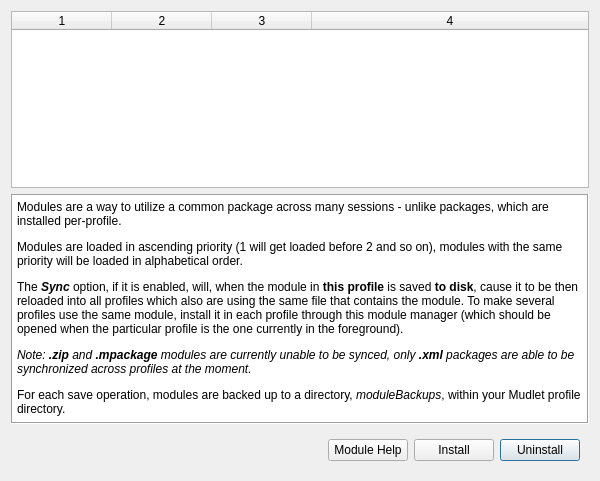
Above: src/ui/module_manager.ui from Mudlet/Mudlet before the change. Below: the same form after it.
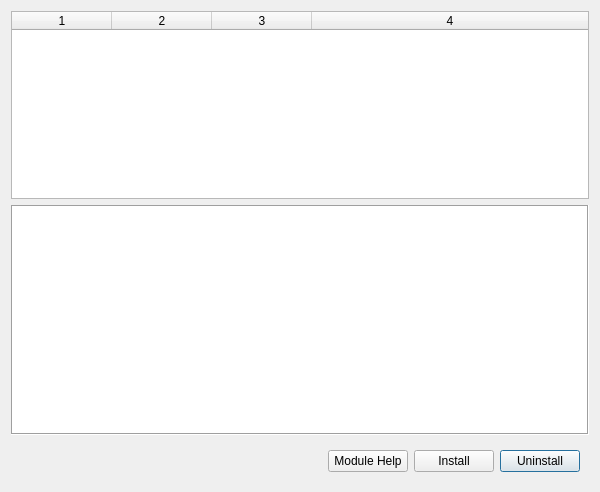
That is the form after the change.

```diff
--- a/src/ui/module_manager.ui
+++ b/src/ui/module_manager.ui
@@ -7,7 +7,7 @@
     <x>0</x>
     <y>0</y>
     <width>600</width>
-    <height>481</height>
+    <height>492</height>
    </rect>
   </property>
   <property name="sizePolicy">
@@ -75,14 +75,6 @@
      <property name="sizeAdjustPolicy">
       <enum>QAbstractScrollArea::AdjustToContents</enum>
      </property>
-     <property name="html">
-      <string>&lt;html&gt;&lt;head/&gt;&lt;body&gt;&lt;p&gt;Modules are a way to utilize a common package across many sessions - unlike packages, which are installed per-profile.&lt;/p&gt;
-&lt;p&gt;Modules are loaded in ascending priority (1 will get loaded before 2 and so on), modules with the same priority will be loaded in alphabetical order.&lt;/p&gt;
-&lt;p&gt;The &lt;b&gt;&lt;i&gt;Sync&lt;/i&gt;&lt;/b&gt; option, if it is enabled, will, when the module in &lt;b&gt;this profile&lt;/b&gt; is saved &lt;b&gt;to disk&lt;/b&gt;, cause it to be then reloaded into all profiles which also are using the same file that contains the module. To make several profiles use the same module, install it in each profile through this module manager (which should be opened when the particular profile is the one currently in the foreground).&lt;/p&gt;&lt;p&gt;
-&lt;i&gt;Note: &lt;b&gt;.zip&lt;/b&gt; and &lt;b&gt;.mpackage&lt;/b&gt; modules are currently unable to be synced, only &lt;b&gt;.xml&lt;/b&gt; packages are able to be synchronized across profiles at the moment.&lt;/i&gt;&lt;/p&gt;
-&lt;p&gt;For each save operation, modules are backed up to a directory, &lt;i&gt;moduleBackups&lt;/i&gt;, within your Mudlet profile directory.&lt;/p&gt;
-&lt;/body&gt;&lt;/html&gt;</string>
-     </property>
      <property name="acceptRichText">
       <bool>false</bool>
      </property>
```
